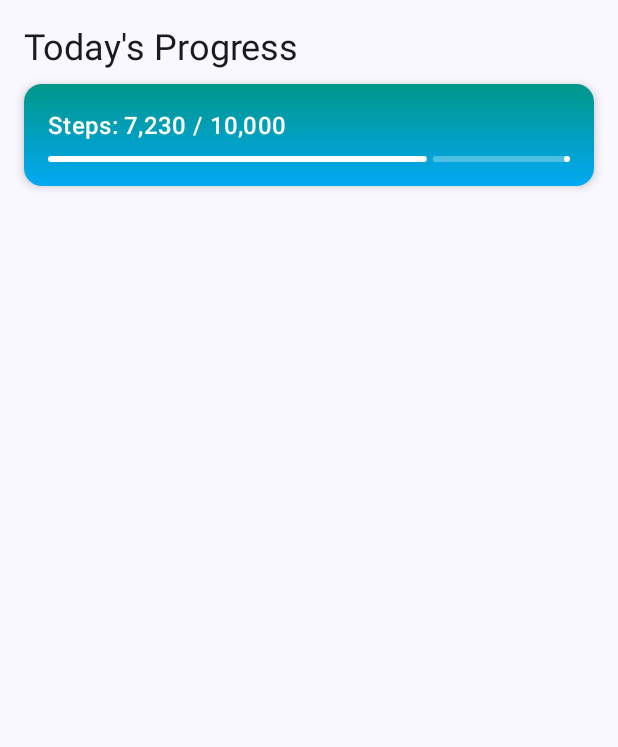
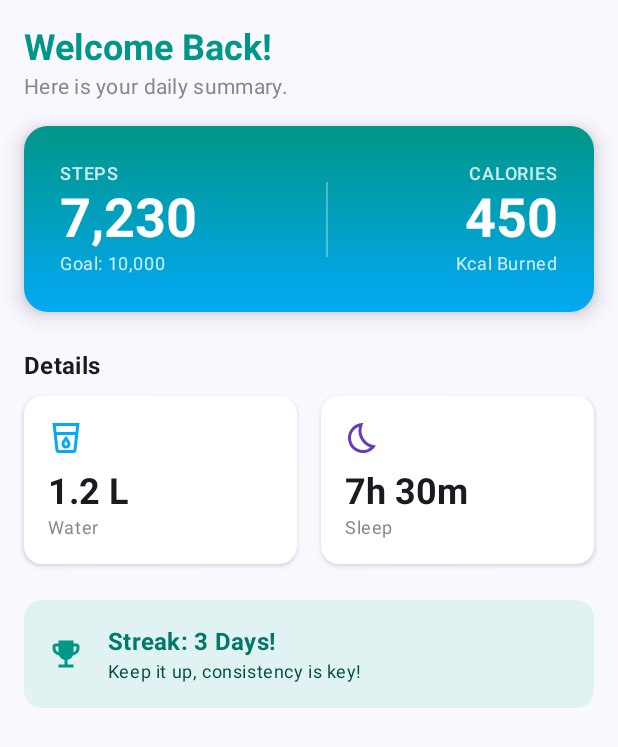
Before and after one commit to tobden9/365Fitness, an Android app built with Jetpack Compose: the composable DashboardScreen shown on its own in the app's theme, on a phone screen of 412 x 824 dp. Shown: the top 747 px of the screen. Run offline under Robolectric (Android 15) with nearby library versions, the phone set to English and light mode, and no system bars.

Commit message:
updated dashboard screen

```diff
--- a/app/src/main/java/com/tobden/a365fitness/MainActivity.kt
+++ b/app/src/main/java/com/tobden/a365fitness/MainActivity.kt
@@ -13,16 +13,20 @@ import androidx.compose.foundation.lazy.LazyRow
 import androidx.compose.foundation.lazy.items
 import androidx.compose.foundation.rememberScrollState
 import androidx.compose.foundation.shape.CircleShape
+import androidx.compose.foundation.shape.RoundedCornerShape
 import androidx.compose.foundation.verticalScroll
 import androidx.compose.material.icons.Icons
 import androidx.compose.material.icons.filled.Dashboard
 import androidx.compose.material.icons.filled.Delete
+import androidx.compose.material.icons.filled.EmojiEvents
 import androidx.compose.material.icons.filled.Favorite
 import androidx.compose.material.icons.filled.FitnessCenter
 import androidx.compose.material.icons.filled.Restaurant
 import androidx.compose.material.icons.filled.SelfImprovement
+import androidx.compose.material.icons.outlined.Bedtime
 import androidx.compose.material.icons.outlined.Dashboard
 import androidx.compose.material.icons.outlined.FitnessCenter
+import androidx.compose.material.icons.outlined.LocalDrink
 import androidx.compose.material.icons.outlined.Restaurant
 import androidx.compose.material.icons.outlined.SelfImprovement
 import androidx.compose.material3.*
@@ -51,6 +55,7 @@ import java.text.SimpleDateFormat
 import java.util.Locale
 
 import androidx.compose.ui.graphics.Brush
+
 
 // Define the gradient based on your logo
 val LogoGradient = Brush.verticalGradient(
@@ -243,39 +248,158 @@ fun LoginScreen(onLoginSuccess: () -> Unit) {
 
 @Composable
 fun DashboardScreen(modifier: Modifier = Modifier) {
-    Column(modifier.padding(16.dp)) {
-        Text("Today's Progress", style = MaterialTheme.typography.headlineSmall)
-        // Inside DashboardScreen ...
+    Column(
+        modifier = modifier
+            .padding(16.dp)
+            .fillMaxSize()
+            .verticalScroll(rememberScrollState()) // Make screen scrollable
+    ) {
+        // 1. Welcome Header
+        Text(
+            text = "Welcome Back!",
+            style = MaterialTheme.typography.headlineSmall,
+            fontWeight = FontWeight.Bold,
+            color = Color(0xFF009688) // Your Brand Teal
+        )
+        Text(
+            text = "Here is your daily summary.",
+            style = MaterialTheme.typography.bodyMedium,
+            color = Color.Gray
+        )
+
+        Spacer(modifier = Modifier.height(16.dp))
+
+        // 2. The "Hero" Gradient Card (Steps & Calories)
         Card(
-            modifier = Modifier
-                .fillMaxWidth()
-                .padding(top = 8.dp),
-            elevation = CardDefaults.cardElevation(4.dp)
+            modifier = Modifier.fillMaxWidth(),
+            elevation = CardDefaults.cardElevation(8.dp),
+            shape = RoundedCornerShape(16.dp)
         ) {
-            // We wrap the content in a Box to apply the Gradient Background
             Box(
                 modifier = Modifier
-                    .background(LogoGradient) // <--- YOUR GRADIENT HERE
+                    .background(LogoGradient) // Your Brand Gradient
                     .fillMaxWidth()
+                    .padding(24.dp)
             ) {
-                Column(Modifier.padding(16.dp)) {
+                Row(
+                    modifier = Modifier.fillMaxWidth(),
+                    horizontalArrangement = Arrangement.SpaceBetween,
+                    verticalAlignment = Alignment.CenterVertically
+                ) {
+                    // Left Side: Steps
+                    Column {
+                        Text("STEPS", color = Color.White.copy(alpha = 0.8f), style = MaterialTheme.typography.labelMedium)
+                        Text("7,230", color = Color.White, style = MaterialTheme.typography.displaySmall, fontWeight = FontWeight.Bold)
+                        Text("Goal: 10,000", color = Color.White.copy(alpha = 0.8f), style = MaterialTheme.typography.bodySmall)
+                    }
+
+                    // Vertical Divider
+                    Box(
+                        modifier = Modifier
+                            .height(50.dp)
+                            .width(1.dp)
+                            .background(Color.White.copy(alpha = 0.3f))
+                    )
+
+                    // Right Side: Calories
+                    Column(horizontalAlignment = Alignment.End) {
+                        Text("CALORIES", color = Color.White.copy(alpha = 0.8f), style = MaterialTheme.typography.labelMedium)
+                        Text("450", color = Color.White, style = MaterialTheme.typography.displaySmall, fontWeight = FontWeight.Bold)
+                        Text("Kcal Burned", color = Color.White.copy(alpha = 0.8f), style = MaterialTheme.typography.bodySmall)
+                    }
+                }
+            }
+        }
+
+        Spacer(modifier = Modifier.height(24.dp))
+
+        // 3. Quick Stats Grid (Water & Sleep)
+        Text("Details", style = MaterialTheme.typography.titleMedium, fontWeight = FontWeight.Bold)
+        Spacer(modifier = Modifier.height(8.dp))
+
+        Row(modifier = Modifier.fillMaxWidth()) {
+            // Water Card
+            StatCard(
+                title = "Water",
+                value = "1.2 L",
+                icon = Icons.Outlined.LocalDrink, // Use generic drink/cafe icon if water not avail
+                tint = Color(0xFF03A9F4), // Cyan from your logo
+                modifier = Modifier.weight(1f)
+            )
+
+            Spacer(modifier = Modifier.width(16.dp))
+
+            // Sleep Card
+            StatCard(
+                title = "Sleep",
+                value = "7h 30m",
+                icon = Icons.Outlined.Bedtime, // Or Default.Night
+                tint = Color(0xFF673AB7), // A complementary purple
+                modifier = Modifier.weight(1f)
+            )
+        }
+
+        Spacer(modifier = Modifier.height(24.dp))
+
+        // 4. Motivation / Quote Section
+        Card(
+            colors = CardDefaults.cardColors(containerColor = Color(0xFFE0F2F1)), // Very light teal
+            modifier = Modifier.fillMaxWidth()
+        ) {
+            Row(
+                modifier = Modifier.padding(16.dp),
+                verticalAlignment = Alignment.CenterVertically
+            ) {
+                Icon(
+                    imageVector = Icons.Default.EmojiEvents,
+                    contentDescription = "Trophy",
+                    tint = Color(0xFF009688)
+                )
+                Spacer(modifier = Modifier.width(16.dp))
+                Column {
                     Text(
-                        text = "Steps: 7,230 / 10,000",
+                        text = "Streak: 3 Days!",
                         style = MaterialTheme.typography.titleMedium,
-                        color = Color.White // White text looks best on gradient
+                        fontWeight = FontWeight.Bold,
+                        color = Color(0xFF00796B)
                     )
-                    Spacer(modifier = Modifier.height(8.dp))
-                    LinearProgressIndicator(
-                        progress = { 0.72f },
-                        modifier = Modifier.fillMaxWidth(),
-                        color = Color.White, // Solid white progress bar
-                        trackColor = Color.White.copy(alpha = 0.3f) // Semi-transparent white track
+                    Text(
+                        text = "Keep it up, consistency is key!",
+                        style = MaterialTheme.typography.bodySmall,
+                        color = Color(0xFF004D40)
                     )
                 }
             }
         }
     }
 }
+
+// --- Helper Component for the smaller cards ---
+@Composable
+fun StatCard(
+    title: String,
+    value: String,
+    icon: androidx.compose.ui.graphics.vector.ImageVector,
+    tint: Color,
+    modifier: Modifier = Modifier
+) {
+    Card(
+        modifier = modifier,
+        elevation = CardDefaults.cardElevation(2.dp),
+        colors = CardDefaults.cardColors(containerColor = Color.White)
+    ) {
+        Column(
+            modifier = Modifier.padding(16.dp),
+            horizontalAlignment = Alignment.Start
+        ) {
+            Icon(imageVector = icon, contentDescription = title, tint = tint)
+            Spacer(modifier = Modifier.height(8.dp))
+            Text(text = value, style = MaterialTheme.typography.headlineSmall, fontWeight = FontWeight.Bold)
+            Text(text = title, style = MaterialTheme.typography.bodySmall, color = Color.Gray)
+        }
+    }
+}
+
 
 // --- 6. Fitness Screen (REFACTORED) ---
 
```
